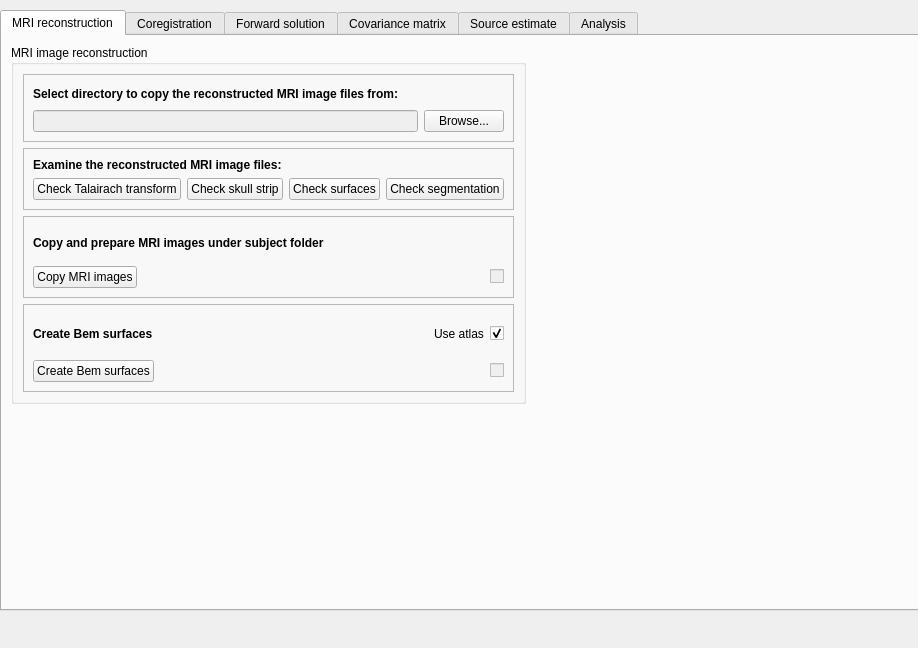
Old version of the form designer_ui_files/mainWindowTabSourceAnalysisUi.ui in the repository cibr-jyu/meggie.
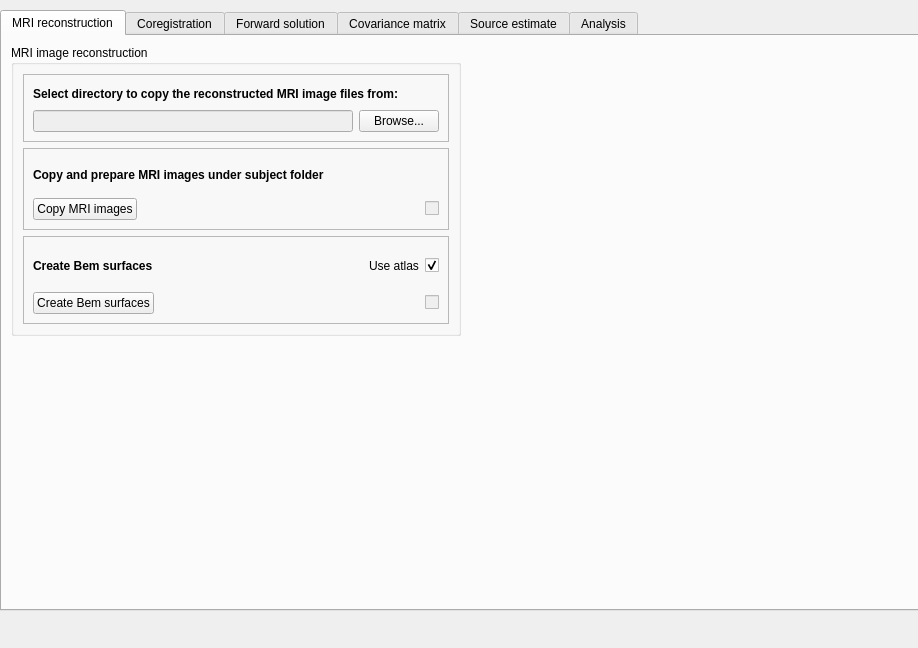
New version of the form.

Commit message: Simplify and fix source analysis

Patch:
```diff
--- a/designer_ui_files/mainWindowTabSourceAnalysisUi.ui
+++ b/designer_ui_files/mainWindowTabSourceAnalysisUi.ui
@@ -140,83 +140,6 @@
               </layout>
              </widget>
             </item>
-            <item>
-             <widget class="QFrame" name="frameExamine">
-              <property name="frameShape">
-               <enum>QFrame::StyledPanel</enum>
-              </property>
-              <property name="frameShadow">
-               <enum>QFrame::Raised</enum>
-              </property>
-              <layout class="QGridLayout" name="gridLayout_30">
-               <item row="0" column="0">
-                <layout class="QVBoxLayout" name="verticalLayout_13">
-                 <item>
-                  <layout class="QHBoxLayout" name="horizontalLayout_7">
-                   <item>
-                    <widget class="QLabel" name="labelExamine">
-                     <property name="font">
-                      <font>
-                       <weight>75</weight>
-                       <bold>true</bold>
-                      </font>
-                     </property>
-                     <property name="text">
-                      <string>Examine the reconstructed MRI image files:</string>
-                     </property>
-                     <property name="margin">
-                      <number>0</number>
-                     </property>
-                     <property name="indent">
-                      <number>-1</number>
-                     </property>
-                    </widget>
-                   </item>
-                  </layout>
-                 </item>
-                 <item>
-                  <layout class="QHBoxLayout" name="horizontalLayout_57">
-                   <item>
-                    <widget class="QPushButton" name="pushButtonCheckTalairach">
-                     <property name="sizePolicy">
-                      <sizepolicy hsizetype="Expanding" vsizetype="Fixed">
-                       <horstretch>0</horstretch>
-                       <verstretch>0</verstretch>
-                      </sizepolicy>
-                     </property>
-                     <property name="text">
-                      <string>Check Talairach transform</string>
-                     </property>
-                    </widget>
-                   </item>
-                   <item>
-                    <widget class="QPushButton" name="pushButtonSkullStrip">
-                     <property name="text">
-                      <string>Check skull strip</string>
-                     </property>
-                    </widget>
-                   </item>
-                   <item>
-                    <widget class="QPushButton" name="pushButtonCheckSurfaces">
-                     <property name="text">
-                      <string>Check surfaces</string>
-                     </property>
-                    </widget>
-                   </item>
-                   <item>
-                    <widget class="QPushButton" name="pushButtonCheckSegmentations">
-                     <property name="text">
-                      <string>Check segmentation</string>
-                     </property>
-                    </widget>
-                   </item>
-                  </layout>
-                 </item>
-                </layout>
-               </item>
-              </layout>
-             </widget>
-            </item>
             <item>
              <widget class="QFrame" name="frameCopyUnderSubject">
               <property name="frameShape">
```
The commit also changes 14 other files.
